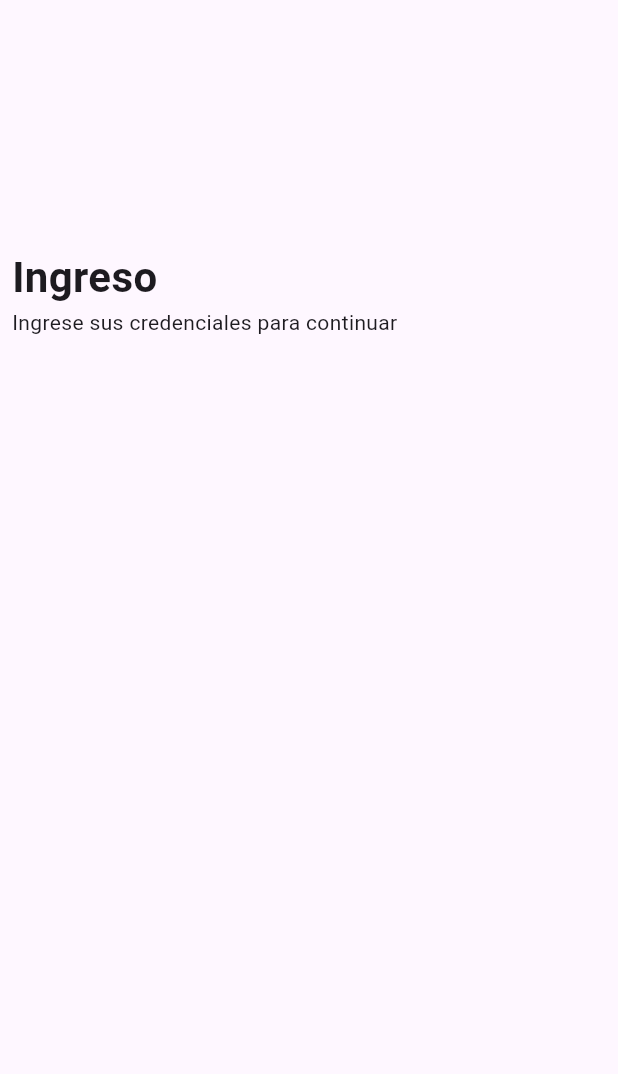
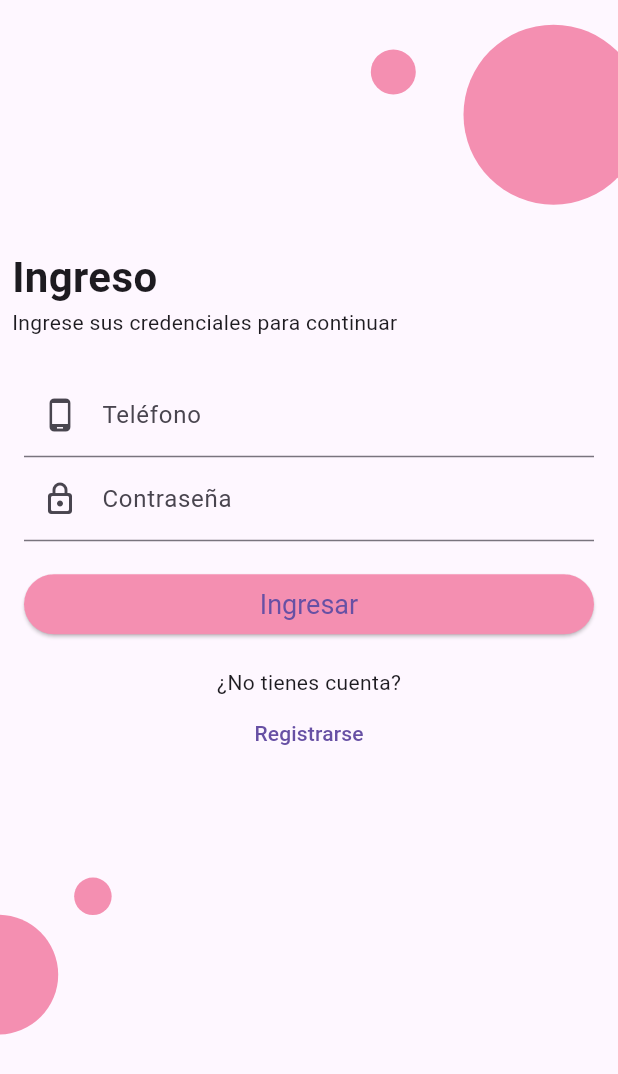
Before and after one commit to mirkogonzalezv/venta_catalogo, a Flutter app: the screen it shows after launch, on a phone screen of 412 x 824 dp. Shown: the top 1074 px of the screen. Run offline on Flutter 3.47's test engine with Material 3 defaults, Android fonts, the phone set to English and light mode, and no system bars; our stand-ins replace flutter_bloc, freezed_annotation.

Commit message:
wip: login fondo

```diff
--- a/lib/app.dart
+++ b/lib/app.dart
@@ -2,6 +2,7 @@ import 'package:flutter/material.dart';
 import 'package:flutter_bloc/flutter_bloc.dart';
 import 'package:login_app/login_app.dart';
 import 'package:vende_app/common/blocs/bloc_providers.dart';
+import 'package:vende_app/common/theme/app_theme.dart';
 
 class MyApp extends StatelessWidget {
   const MyApp({super.key});
@@ -10,7 +11,11 @@ class MyApp extends StatelessWidget {
   Widget build(BuildContext context) {
     return MultiBlocProvider(
       providers: blocServices,
-      child: const MaterialApp(title: 'Material App', home: LoginApp()),
+      child: MaterialApp(
+        title: 'Material App',
+        theme: AppTheme.lightTheme,
+        home: const LoginApp(),
+      ),
     );
   }
 }
--- a/lib/common/blocs/bloc_providers.dart
+++ b/lib/common/blocs/bloc_providers.dart
@@ -1,8 +1,12 @@
 import 'package:flutter_bloc/flutter_bloc.dart';
 import 'package:login_app/features/ingreso/presentation/blocs/formulario_ingreso/formulario_ingreso_bloc.dart';
+import 'package:login_app/features/ingreso/presentation/blocs/formulario_login_button/formulario_login_button_bloc.dart';
 
 List<BlocProvider> blocServices = [
   BlocProvider<FormularioIngresoBloc>(
     create: (context) => FormularioIngresoBloc(),
   ),
+  BlocProvider<FormularioLoginButtonBloc>(
+    create: (context) => FormularioLoginButtonBloc(),
+  ),
 ];
--- /dev/null
+++ b/lib/common/constants/global_constants.dart
@@ -0,0 +1,5 @@
+import 'package:flutter/material.dart';
+
+class GlobalConstans {
+  Color focusColor = Colors.pink.shade200;
+}
--- /dev/null
+++ b/lib/common/theme/app_theme.dart
@@ -0,0 +1,19 @@
+import 'package:flutter/material.dart';
+
+class AppTheme {
+  static ThemeData lightTheme = ThemeData(
+    useMaterial3: true,
+    brightness: Brightness.light,
+    primaryColor: Colors.pink.shade600,
+    focusColor: Colors.pink.shade200,
+    elevatedButtonTheme: ElevatedButtonThemeData(
+      style: ElevatedButton.styleFrom(
+        backgroundColor: Colors.pink.shade200,
+        textStyle: const TextStyle(
+          color: Colors.white,
+          fontSize: 18,
+        ),
+      ),
+    ),
+  );
+}
--- a/micro_apps/login_app/lib/features/ingreso/presentation/blocs/formulario_ingreso/formulario_ingreso_bloc.dart
+++ b/micro_apps/login_app/lib/features/ingreso/presentation/blocs/formulario_ingreso/formulario_ingreso_bloc.dart
@@ -1,5 +1,6 @@
 import 'package:flutter_bloc/flutter_bloc.dart';
 import 'package:freezed_annotation/freezed_annotation.dart';
+import 'package:login_app/features/ingreso/presentation/widgets/formulario_ingreso.dart';
 
 part 'formulario_ingreso_event.dart';
 part 'formulario_ingreso_state.dart';
--- /dev/null
+++ b/micro_apps/login_app/lib/features/ingreso/presentation/blocs/formulario_login_button/formulario_login_button_bloc.dart
@@ -0,0 +1,14 @@
+import 'package:flutter_bloc/flutter_bloc.dart';
+import 'package:freezed_annotation/freezed_annotation.dart';
+
+part 'formulario_login_button_event.dart';
+part 'formulario_login_button_state.dart';
+part 'formulario_login_button_bloc.freezed.dart';
+
+class FormularioLoginButtonBloc extends Bloc<FormularioLoginButtonEvent, FormularioLoginButtonState> {
+  FormularioLoginButtonBloc() : super(const _Initial()) {
+    on<FormularioLoginButtonEvent>((event, emit) {
+      // TODO: implement event handler
+    });
+  }
+}
--- /dev/null
+++ b/micro_apps/login_app/lib/features/ingreso/presentation/blocs/formulario_login_button/formulario_login_button_event.dart
@@ -0,0 +1,6 @@
+part of 'formulario_login_button_bloc.dart';
+
+@freezed
+class FormularioLoginButtonEvent with _$FormularioLoginButtonEvent {
+  const factory FormularioLoginButtonEvent.started() = _Started;
+}
--- /dev/null
+++ b/micro_apps/login_app/lib/features/ingreso/presentation/blocs/formulario_login_button/formulario_login_button_state.dart
@@ -0,0 +1,6 @@
+part of 'formulario_login_button_bloc.dart';
+
+@freezed
+class FormularioLoginButtonState with _$FormularioLoginButtonState {
+  const factory FormularioLoginButtonState.initial() = _Initial;
+}
--- /dev/null
+++ b/micro_apps/login_app/lib/features/ingreso/presentation/widgets/circulos/circulo_1.dart
@@ -0,0 +1,25 @@
+import 'package:flutter/material.dart';
+
+class Circulo1 extends StatelessWidget {
+  const Circulo1({
+    super.key,
+  });
+
+  @override
+  Widget build(BuildContext context) {
+    return Positioned(
+      top: MediaQuery.of(context).size.height * 0.74,
+      left: MediaQuery.of(context).size.width * -0.1,
+      child: Container(
+        height: 80,
+        width: 80,
+        decoration: BoxDecoration(
+          color: Colors.pink.shade200,
+          borderRadius: BorderRadius.circular(
+            40,
+          ),
+        ),
+      ),
+    );
+  }
+}
--- /dev/null
+++ b/micro_apps/login_app/lib/features/ingreso/presentation/widgets/circulos/circulo_2.dart
@@ -0,0 +1,25 @@
+import 'package:flutter/material.dart';
+
+class Circulo2 extends StatelessWidget {
+  const Circulo2({
+    super.key,
+  });
+
+  @override
+  Widget build(BuildContext context) {
+    return Positioned(
+      top: MediaQuery.of(context).size.height * 0.71,
+      left: MediaQuery.of(context).size.width * 0.12,
+      child: Container(
+        height: 25,
+        width: 25,
+        decoration: BoxDecoration(
+          color: Colors.pink.shade200,
+          borderRadius: BorderRadius.circular(
+            30,
+          ),
+        ),
+      ),
+    );
+  }
+}
--- /dev/null
+++ b/micro_apps/login_app/lib/features/ingreso/presentation/widgets/circulos/circulo_3.dart
@@ -0,0 +1,25 @@
+import 'package:flutter/material.dart';
+
+class Circulo3 extends StatelessWidget {
+  const Circulo3({
+    super.key,
+  });
+
+  @override
+  Widget build(BuildContext context) {
+    return Positioned(
+      top: MediaQuery.of(context).size.height * 0.02,
+      left: MediaQuery.of(context).size.width * 0.75,
+      child: Container(
+        height: 120,
+        width: 120,
+        decoration: BoxDecoration(
+          color: Colors.pink.shade200,
+          borderRadius: BorderRadius.circular(
+            60,
+          ),
+        ),
+      ),
+    );
+  }
+}
--- /dev/null
+++ b/micro_apps/login_app/lib/features/ingreso/presentation/widgets/circulos/circulo_4.dart
@@ -0,0 +1,25 @@
+import 'package:flutter/material.dart';
+
+class Circulo4 extends StatelessWidget {
+  const Circulo4({
+    super.key,
+  });
+
+  @override
+  Widget build(BuildContext context) {
+    return Positioned(
+      top: MediaQuery.of(context).size.height * 0.04,
+      left: MediaQuery.of(context).size.width * 0.6,
+      child: Container(
+        height: 30,
+        width: 30,
+        decoration: BoxDecoration(
+          color: Colors.pink.shade200,
+          borderRadius: BorderRadius.circular(
+            40,
+          ),
+        ),
+      ),
+    );
+  }
+}
--- a/micro_apps/login_app/lib/features/ingreso/presentation/widgets/formulario_ingreso.dart
+++ b/micro_apps/login_app/lib/features/ingreso/presentation/widgets/formulario_ingreso.dart
@@ -1,3 +1,5 @@
+import 'dart:io';
+
 import 'package:flutter/material.dart';
 
 class FormularioIngreso extends StatelessWidget {
@@ -7,6 +9,52 @@ class FormularioIngreso extends StatelessWidget {
 
   @override
   Widget build(BuildContext context) {
-    return Container();
+    final telefonoController = TextEditingController();
+    final passwordController = TextEditingController();
+    return Padding(
+      padding: const EdgeInsets.all(16.0),
+      child: Form(
+        child: Column(
+          children: [
+            const SizedBox(
+              height: 8,
+            ),
+            TextFormField(
+              controller: telefonoController,
+              decoration: InputDecoration(
+                labelText: 'Teléfono',
+                hintText: '9XXXX XXXX',
+                prefixIcon: (Platform.isAndroid) ? const Icon(Icons.phone_android) : const Icon(Icons.phone_iphone),
+              ),
+            ),
+            TextFormField(
+              controller: passwordController,
+              decoration:
+                  const InputDecoration(labelText: 'Contraseña', hintText: '********', prefixIcon: Icon(Icons.lock_outline_rounded)),
+            ),
+            const SizedBox(
+              height: 18,
+            ),
+            SizedBox(
+              width: double.maxFinite,
+              child: ElevatedButton(
+                onPressed: () {},
+                child: const Text("Ingresar"),
+              ),
+            ),
+            const SizedBox(
+              height: 18,
+            ),
+            const Text("¿No tienes cuenta?"),
+            TextButton(
+              onPressed: () {},
+              child: const Text(
+                "Registrarse",
+              ),
+            )
+          ],
+        ),
+      ),
+    );
   }
 }
--- a/micro_apps/login_app/lib/login_app.dart
+++ b/micro_apps/login_app/lib/login_app.dart
@@ -1,6 +1,10 @@
 import 'package:flutter/material.dart';
 
 import 'features/ingreso/presentation/pages/ingreso_view.dart';
+import 'features/ingreso/presentation/widgets/circulos/circulo_1.dart';
+import 'features/ingreso/presentation/widgets/circulos/circulo_2.dart';
+import 'features/ingreso/presentation/widgets/circulos/circulo_3.dart';
+import 'features/ingreso/presentation/widgets/circulos/circulo_4.dart';
 
 class LoginApp extends StatelessWidget {
   const LoginApp({super.key});
@@ -8,7 +12,15 @@ class LoginApp extends StatelessWidget {
   @override
   Widget build(BuildContext context) {
     return const Scaffold(
-      body: IngresoView(),
+      body: Stack(
+        children: [
+          Circulo1(),
+          Circulo2(),
+          Circulo3(),
+          Circulo4(),
+          IngresoView(),
+        ],
+      ),
     );
   }
 }
```
Also changed, not shown: micro_apps/login_app/lib/features/ingreso/presentation/blocs/formulario_ingreso/formulario_ingreso_event.dart (line endings or trailing spaces), micro_apps/login_app/lib/features/ingreso/presentation/blocs/formulario_login_button/formulario_login_button_bloc.freezed.dart (added).
